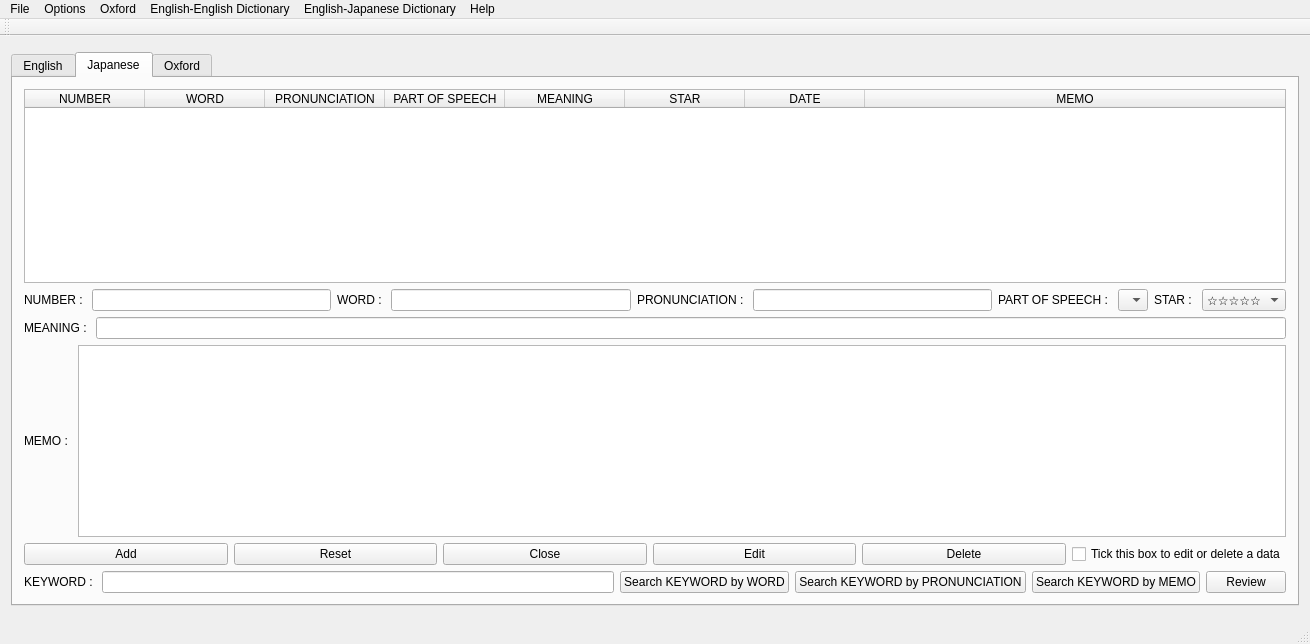
Before: the Qt Designer form mainwindow.ui in m-fujimoto/Word-savvy, drawn with Qt 5.
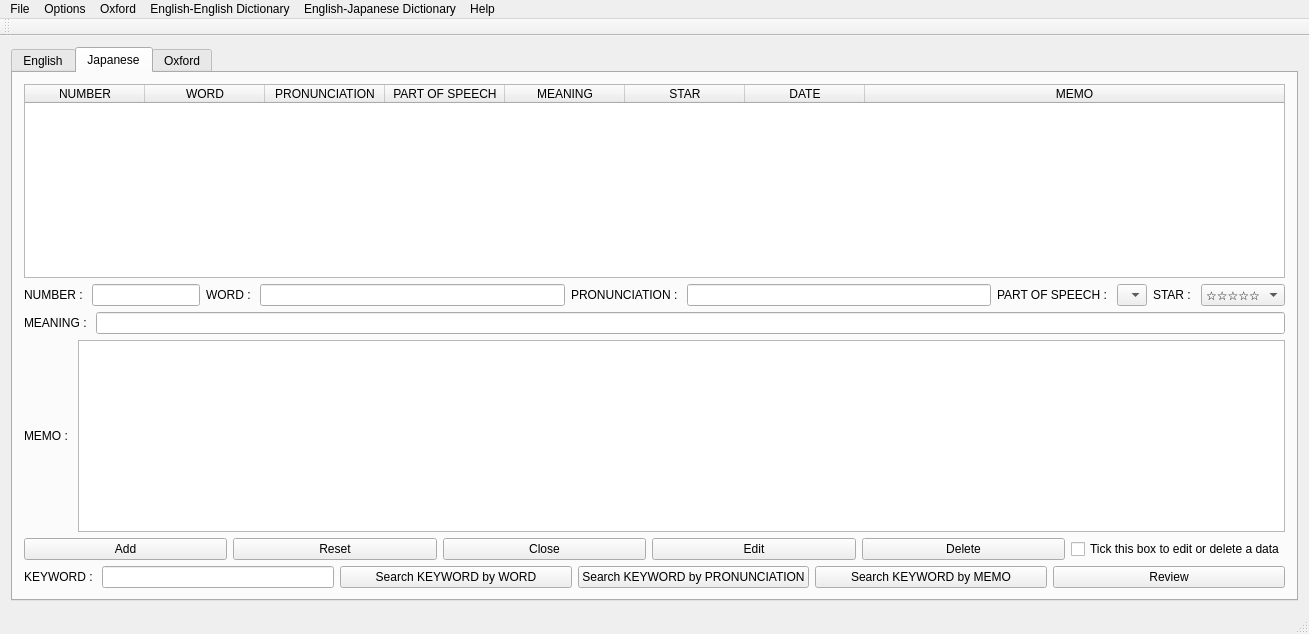
After: the same form once the commit is applied. The open tabs and pages were chosen to show the change. Icons and pictures are not drawn.

Diff of the .ui file:
```diff
--- a/mainwindow.ui
+++ b/mainwindow.ui
@@ -6,8 +6,8 @@
    <rect>
     <x>0</x>
     <y>0</y>
-    <width>1310</width>
-    <height>644</height>
+    <width>1309</width>
+    <height>630</height>
    </rect>
   </property>
   <property name="sizePolicy">
@@ -27,7 +27,7 @@
    <string notr="true"/>
   </property>
   <widget class="QWidget" name="centralWidget">
-   <layout class="QHBoxLayout" name="horizontalLayout_3">
+   <layout class="QVBoxLayout" name="verticalLayout_4">
     <item>
      <widget class="QTabWidget" name="tabWidget">
       <property name="sizePolicy">
@@ -482,6 +482,12 @@
            <layout class="QHBoxLayout" name="horizontalLayout_4">
             <item>
              <widget class="QLabel" name="label_6">
+              <property name="sizePolicy">
+               <sizepolicy hsizetype="Preferred" vsizetype="Preferred">
+                <horstretch>0</horstretch>
+                <verstretch>0</verstretch>
+               </sizepolicy>
+              </property>
               <property name="text">
                <string>NUMBER : </string>
               </property>
@@ -489,6 +495,12 @@
             </item>
             <item>
              <widget class="QLineEdit" name="Japanese_number_lineEdit">
+              <property name="sizePolicy">
+               <sizepolicy hsizetype="Preferred" vsizetype="Fixed">
+                <horstretch>0</horstretch>
+                <verstretch>0</verstretch>
+               </sizepolicy>
+              </property>
               <property name="readOnly">
                <bool>true</bool>
               </property>
@@ -502,7 +514,14 @@
              </widget>
             </item>
             <item>
-             <widget class="QLineEdit" name="Japanese_word_lineEdit"/>
+             <widget class="QLineEdit" name="Japanese_word_lineEdit">
+              <property name="sizePolicy">
+               <sizepolicy hsizetype="Expanding" vsizetype="Fixed">
+                <horstretch>0</horstretch>
+                <verstretch>0</verstretch>
+               </sizepolicy>
+              </property>
+             </widget>
             </item>
             <item>
              <widget class="QLabel" name="label_8">
@@ -512,10 +531,23 @@
              </widget>
             </item>
             <item>
-             <widget class="QLineEdit" name="Japanese_pronunciation_lineEdit"/>
+             <widget class="QLineEdit" name="Japanese_pronunciation_lineEdit">
+              <property name="sizePolicy">
+               <sizepolicy hsizetype="Expanding" vsizetype="Fixed">
+                <horstretch>0</horstretch>
+                <verstretch>0</verstretch>
+               </sizepolicy>
+              </property>
+             </widget>
             </item>
             <item>
              <widget class="QLabel" name="label_16">
+              <property name="sizePolicy">
+               <sizepolicy hsizetype="Preferred" vsizetype="Preferred">
+                <horstretch>0</horstretch>
+                <verstretch>0</verstretch>
+               </sizepolicy>
+              </property>
               <property name="text">
                <string>PART OF SPEECH : </string>
               </property>
@@ -523,6 +555,12 @@
             </item>
             <item>
              <widget class="QComboBox" name="Japanese_part_of_speech_comboBox">
+              <property name="sizePolicy">
+               <sizepolicy hsizetype="Preferred" vsizetype="Fixed">
+                <horstretch>0</horstretch>
+                <verstretch>0</verstretch>
+               </sizepolicy>
+              </property>
               <item>
                <property name="text">
                 <string/>
@@ -532,6 +570,12 @@
             </item>
             <item>
              <widget class="QLabel" name="label_12">
+              <property name="sizePolicy">
+               <sizepolicy hsizetype="Preferred" vsizetype="Preferred">
+                <horstretch>0</horstretch>
+                <verstretch>0</verstretch>
+               </sizepolicy>
+              </property>
               <property name="text">
                <string>STAR : </string>
               </property>
@@ -539,6 +583,12 @@
             </item>
             <item>
              <widget class="QComboBox" name="Japanese_star_comboBox">
+              <property name="sizePolicy">
+               <sizepolicy hsizetype="Preferred" vsizetype="Fixed">
+                <horstretch>0</horstretch>
+                <verstretch>0</verstretch>
+               </sizepolicy>
+              </property>
               <item>
                <property name="text">
                 <string>☆☆☆☆☆</string>
@@ -612,6 +662,12 @@
            <layout class="QHBoxLayout" name="horizontalLayout_9">
             <item>
              <widget class="QPushButton" name="Japanese_add_pushButton">
+              <property name="sizePolicy">
+               <sizepolicy hsizetype="Expanding" vsizetype="Fixed">
+                <horstretch>0</horstretch>
+                <verstretch>0</verstretch>
+               </sizepolicy>
+              </property>
               <property name="text">
                <string>Add</string>
               </property>
@@ -619,6 +675,12 @@
             </item>
             <item>
              <widget class="QPushButton" name="Japanese_reset_pushButton">
+              <property name="sizePolicy">
+               <sizepolicy hsizetype="Expanding" vsizetype="Fixed">
+                <horstretch>0</horstretch>
+                <verstretch>0</verstretch>
+               </sizepolicy>
+              </property>
               <property name="text">
                <string>Reset</string>
               </property>
@@ -626,6 +688,12 @@
             </item>
             <item>
              <widget class="QPushButton" name="Japanese_close_pushButton">
+              <property name="sizePolicy">
+               <sizepolicy hsizetype="Expanding" vsizetype="Fixed">
+                <horstretch>0</horstretch>
+                <verstretch>0</verstretch>
+               </sizepolicy>
+              </property>
               <property name="text">
                <string>Close</string>
               </property>
@@ -633,6 +701,12 @@
             </item>
             <item>
              <widget class="QPushButton" name="Japanese_edit_pushButton">
+              <property name="sizePolicy">
+               <sizepolicy hsizetype="Expanding" vsizetype="Fixed">
+                <horstretch>0</horstretch>
+                <verstretch>0</verstretch>
+               </sizepolicy>
+              </property>
               <property name="text">
                <string>Edit</string>
               </property>
@@ -640,6 +714,12 @@
             </item>
             <item>
              <widget class="QPushButton" name="Japanese_delete_pushButton">
+              <property name="sizePolicy">
+               <sizepolicy hsizetype="Expanding" vsizetype="Fixed">
+                <horstretch>0</horstretch>
+                <verstretch>0</verstretch>
+               </sizepolicy>
+              </property>
               <property name="text">
                <string>Delete</string>
               </property>
@@ -647,6 +727,12 @@
             </item>
             <item>
              <widget class="QCheckBox" name="Japanese_checkBox">
+              <property name="sizePolicy">
+               <sizepolicy hsizetype="Preferred" vsizetype="Fixed">
+                <horstretch>0</horstretch>
+                <verstretch>0</verstretch>
+               </sizepolicy>
+              </property>
               <property name="text">
                <string>Tick this box to edit or delete a data</string>
               </property>
@@ -668,6 +754,12 @@
             </item>
             <item>
              <widget class="QPushButton" name="search_Japanese_keyword_by_word_pushButton">
+              <property name="sizePolicy">
+               <sizepolicy hsizetype="Expanding" vsizetype="Fixed">
+                <horstretch>0</horstretch>
+                <verstretch>0</verstretch>
+               </sizepolicy>
+              </property>
               <property name="text">
                <string>Search KEYWORD by WORD</string>
               </property>
@@ -675,6 +767,12 @@
             </item>
             <item>
              <widget class="QPushButton" name="search_Japanese_keyword_by_pronunciation_pushButton">
+              <property name="sizePolicy">
+               <sizepolicy hsizetype="Expanding" vsizetype="Fixed">
+                <horstretch>0</horstretch>
+                <verstretch>0</verstretch>
+               </sizepolicy>
+              </property>
               <property name="text">
                <string>Search KEYWORD by PRONUNCIATION</string>
               </property>
@@ -682,6 +780,12 @@
             </item>
             <item>
              <widget class="QPushButton" name="search_Japanese_keyword_by_memo_pushButton">
+              <property name="sizePolicy">
+               <sizepolicy hsizetype="Expanding" vsizetype="Fixed">
+                <horstretch>0</horstretch>
+                <verstretch>0</verstretch>
+               </sizepolicy>
+              </property>
               <property name="text">
                <string>Search KEYWORD by MEMO</string>
               </property>
@@ -689,6 +793,12 @@
             </item>
             <item>
              <widget class="QPushButton" name="Japanese_review_pushButton">
+              <property name="sizePolicy">
+               <sizepolicy hsizetype="Expanding" vsizetype="Fixed">
+                <horstretch>0</horstretch>
+                <verstretch>0</verstretch>
+               </sizepolicy>
+              </property>
               <property name="autoFillBackground">
                <bool>false</bool>
               </property>
@@ -707,15 +817,8 @@
        <attribute name="title">
         <string>Oxford</string>
        </attribute>
-       <widget class="QWidget" name="layoutWidget">
-        <property name="geometry">
-         <rect>
-          <x>10</x>
-          <y>10</y>
-          <width>1272</width>
-          <height>518</height>
-         </rect>
-        </property>
+       <layout class="QHBoxLayout" name="horizontalLayout_3">
+        <item>
         <layout class="QVBoxLayout" name="verticalLayout_3">
          <item>
           <widget class="QTableWidget" name="Oxford_tableWidget">
@@ -1073,7 +1176,8 @@
           </layout>
          </item>
         </layout>
-       </widget>
+        </item>
+       </layout>
       </widget>
      </widget>
     </item>
@@ -1084,8 +1188,8 @@
     <rect>
      <x>0</x>
      <y>0</y>
-     <width>1310</width>
-     <height>20</height>
+     <width>1309</width>
+     <height>22</height>
     </rect>
    </property>
    <widget class="QMenu" name="menuFile">
```
Left out of the diff: 120 changed lines with no effect on the pictures. Lines whose indentation alone changed are shown as unchanged.
